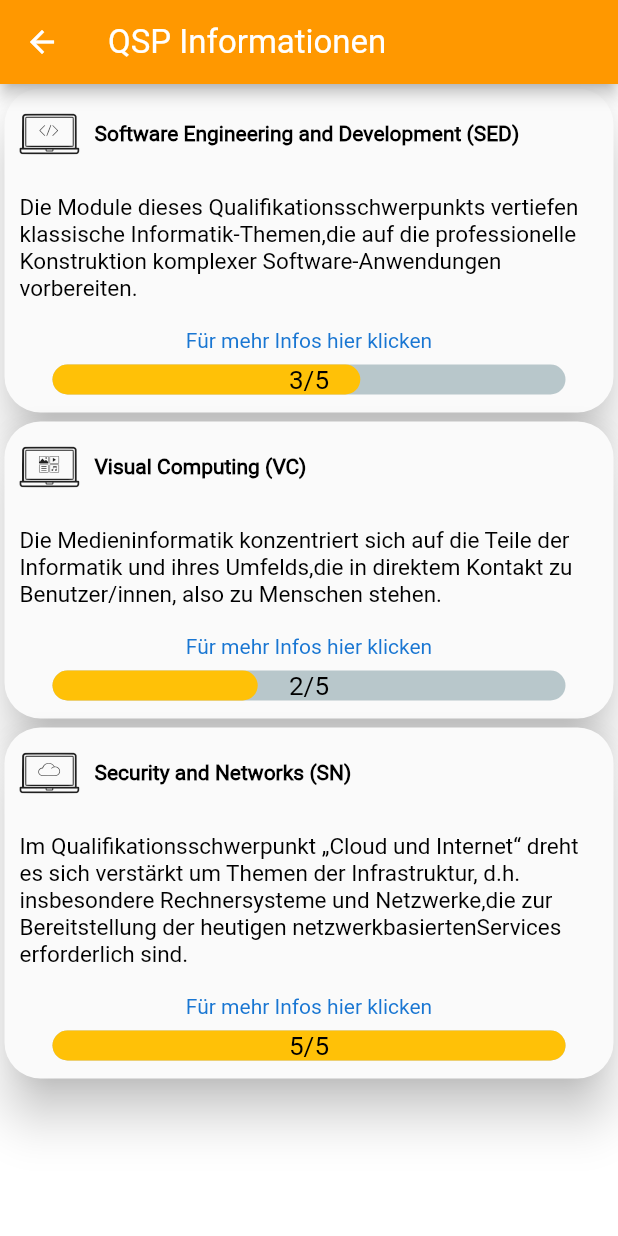
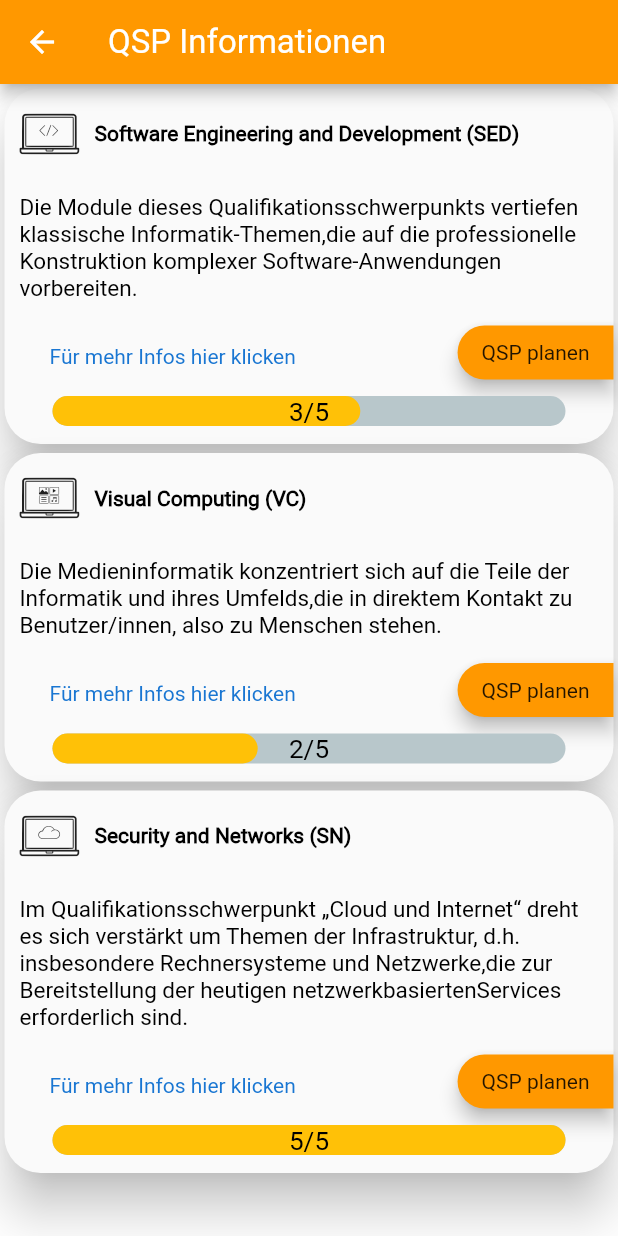
Before and after one commit to AlfredTachi/MyStudyBuddy2020, a Flutter app: the QSPInfo screen opened by its route, on a phone screen of 412 x 824 dp. Run offline on Flutter 3.47's test engine with Material 2 defaults, Android fonts, the phone set to English and light mode, and no system bars; drawn by our look-alikes of percent_indicator; our stand-ins replace get, photo_view, shared_preferences, smooth_star_rating, webview_flutter; missing offline and left inert: flutter_custom_dialog; accounts and stored records are empty.

Commit message:
added qsp add button

```diff
--- a/lib/dashboard/profile_page/profile_page.dart
+++ b/lib/dashboard/profile_page/profile_page.dart
@@ -145,7 +145,7 @@ class ProfilePageState extends State<ProfilePage> {
                                   readOnly: true,
                                   keyboardType: TextInputType.number,
                                   controller: ProfileController().getQSPController(),
-                                  style: TextStyle(color: Colors.white),
+                                  style: TextStyle(color: Colors.white, fontSize: 18),
                                   decoration: InputDecoration(
                                       fillColor: Colors.white.withAlpha(40),
                                       filled: true,
--- a/lib/qsp_info/qsp_info.dart
+++ b/lib/qsp_info/qsp_info.dart
@@ -1,10 +1,10 @@
 import 'package:MyStudyBuddy2/link/link.dart';
 import 'package:MyStudyBuddy2/qsp_info/qsp_info_icons.dart';
+import 'package:MyStudyBuddy2/singleton/profile_controller.dart';
 import 'package:flutter/material.dart';
 import 'package:percent_indicator/linear_percent_indicator.dart';
 
 class QSPInfo extends StatefulWidget {
-
   QSPInfo();
 
   @override
@@ -26,7 +26,6 @@ class QSPInfoState extends State<QSPInfo> {
                   "Software Engineering and Development (SED)",
                   "Die Module dieses Qualifikationsschwerpunkts vertiefen klassische Informatik-Themen," +
                       "die auf die professionelle Konstruktion komplexer Software-Anwendungen vorbereiten.",
-                  context,
                   3 / 5,
                   "3/5",
                   "Für mehr Infos hier klicken",
@@ -36,7 +35,6 @@ class QSPInfoState extends State<QSPInfo> {
                   "Visual Computing (VC)",
                   "Die Medieninformatik konzentriert sich auf die Teile der Informatik und ihres Umfelds," +
                       "die in direktem Kontakt zu Benutzer/innen, also zu Menschen stehen.",
-                  context,
                   2 / 5,
                   "2/5",
                   "Für mehr Infos hier klicken",
@@ -47,7 +45,6 @@ class QSPInfoState extends State<QSPInfo> {
                   "Im Qualifikationsschwerpunkt „Cloud und Internet“ dreht es sich verstärkt um Themen der Infrastruktur, " +
                       "d.h. insbesondere Rechnersysteme und Netzwerke,die zur Bereitstellung der heutigen netzwerkbasierten" +
                       "Services erforderlich sind.",
-                  context,
                   5 / 5,
                   "5/5",
                   "Für mehr Infos hier klicken",
@@ -59,11 +56,10 @@ class QSPInfoState extends State<QSPInfo> {
 
   Widget qspdetails(
     IconData icon,
-    String qsptitle,
-    String qspinfo,
-    BuildContext context,
-    double percent,
-    String text,
+    String qspTitle,
+    String qspInfo,
+    double progressBarPercent,
+    String progressBarText,
     String urltitle,
     String url,
   ) {
@@ -84,7 +80,7 @@ class QSPInfoState extends State<QSPInfo> {
                     Icon(icon, size: 40),
                     Padding(
                       padding: const EdgeInsets.all(10.0),
-                      child: Text(qsptitle,
+                      child: Text(qspTitle,
                           style: TextStyle(
                               fontWeight: FontWeight.bold, fontSize: 14)),
                     ),
@@ -98,7 +94,7 @@ class QSPInfoState extends State<QSPInfo> {
                 children: <Widget>[
                   Flexible(
                       child: Text(
-                    qspinfo,
+                    qspInfo,
                     style: TextStyle(fontSize: 15),
                   )),
                 ],
@@ -107,15 +103,44 @@ class QSPInfoState extends State<QSPInfo> {
             Column(
                 crossAxisAlignment: CrossAxisAlignment.center,
                 children: <Widget>[
-                  Padding(
-                    padding: const EdgeInsets.all(8.0),
-                    child: Link(
-                        child: Text(
-                          urltitle,
-                          style:
-                              TextStyle(color: Colors.blue[700], fontSize: 14),
+                  Row(
+                    children: <Widget>[
+                      Expanded(
+                        child: Padding(
+                          padding: const EdgeInsets.only(left: 30),
+                          child: Link(
+                              child: Text(
+                                urltitle,
+                                style: TextStyle(
+                                    color: Colors.blue[700], fontSize: 14),
+                              ),
+                              url: url),
                         ),
-                        url: url),
+                      ),
+                      Expanded(
+                        child: Padding(
+                          padding: const EdgeInsets.only(bottom: 5),
+                          child: Align(
+                            alignment: Alignment.topRight,
+                            child: RaisedButton(
+                              color: Colors.orange,
+                              shape: RoundedRectangleBorder(
+                                  borderRadius: BorderRadius.only(
+                                topLeft: Radius.circular(20),
+                                bottomLeft: Radius.circular(20),
+                              )),
+                              elevation: 5,
+                              onPressed: () {
+                                ProfileController().getQSPController().text =
+                                    qspTitle;
+                                Navigator.of(context).pop();
+                              },
+                              child: Text("QSP planen"),
+                            ),
+                          ),
+                        ),
+                      ),
+                    ],
                   ),
                   Row(
                     mainAxisAlignment: MainAxisAlignment.center,
@@ -127,8 +152,8 @@ class QSPInfoState extends State<QSPInfo> {
                           child: LinearPercentIndicator(
                             width: MediaQuery.of(context).size.width - 50,
                             lineHeight: 20.0,
-                            percent: percent,
-                            center: FittedBox(child: Text(text)),
+                            percent: progressBarPercent,
+                            center: FittedBox(child: Text(progressBarText)),
                             linearStrokeCap: LinearStrokeCap.roundAll,
                             progressColor: Colors.amber,
                           ),
```
